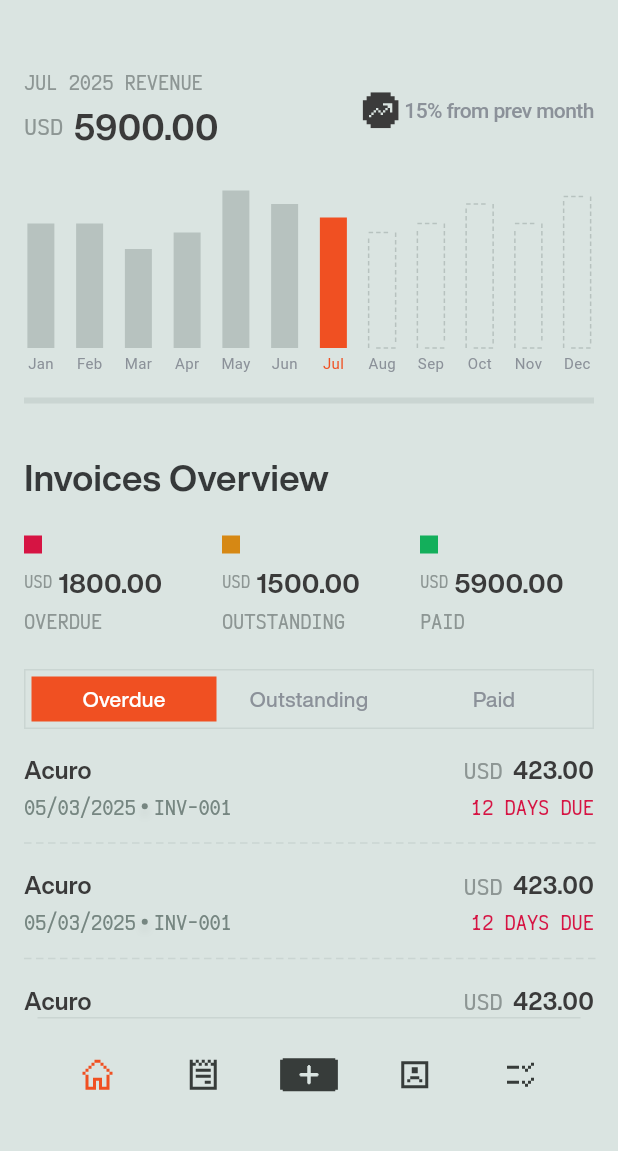
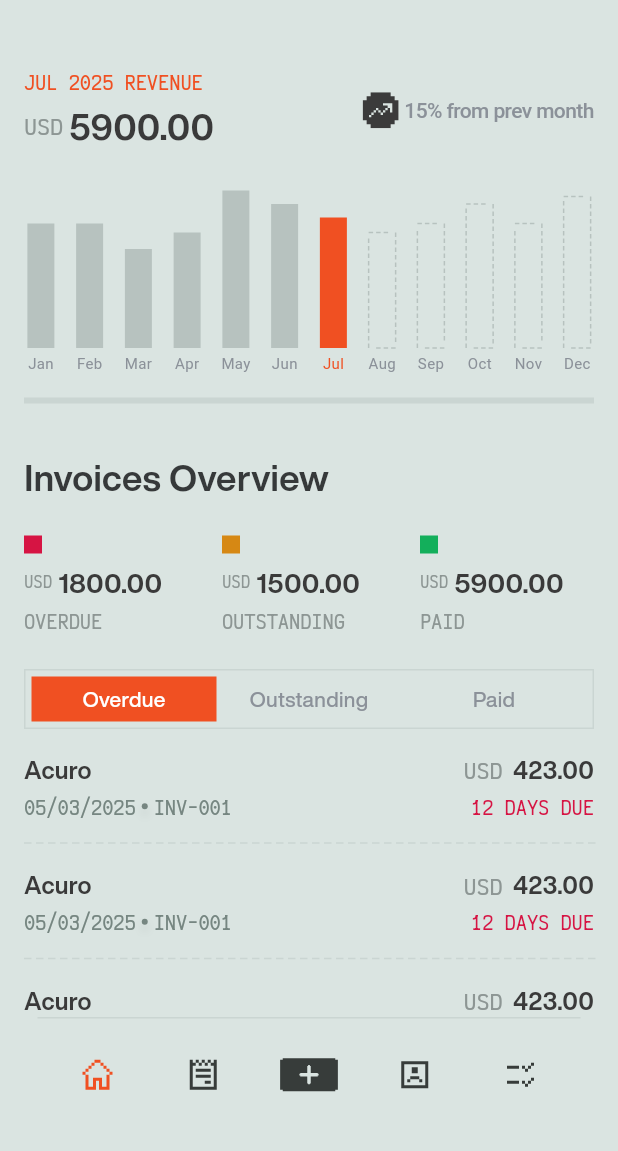
Before and after one commit to felixjoydev/invoiceGenerator, a Flutter app: the HomeScreen screen opened directly, on a phone screen of 412 x 824 dp, the part 69-1220 px from its top. Run offline on Flutter 3.47's test engine with Material 3 defaults, Android fonts, the phone set to English and light mode, and no system bars; our stand-ins replace flutter_riverpod, flutter_svg, supabase_flutter; accounts and stored records are empty; Roboto replaces fonts that are missing (Aeonik, HelveticaNowDisplay).

Commit message:
Update remaining modified files

```diff
--- a/lib/screens/catalog/catalog_list_screen.dart
+++ b/lib/screens/catalog/catalog_list_screen.dart
@@ -207,7 +207,7 @@
             ),
 
             // 32px spacing after TopNav
-            const SizedBox(height: 16),
+            const SizedBox(height: 8),
 
             // Search Input
             Padding(
--- a/lib/screens/home/first_time_home_screen.dart
+++ b/lib/screens/home/first_time_home_screen.dart
@@ -111,7 +111,7 @@
           ),
 
           // 40px spacing above bottom nav
-          const SizedBox(height: 40),
+          const SizedBox(height: 24),
 
           // Bottom navigation
           BottomNav(
--- a/lib/screens/onboarding/company_basic_details_screen.dart
+++ b/lib/screens/onboarding/company_basic_details_screen.dart
@@ -39,7 +39,7 @@
             // Top Navigation with Carousel Dots
             Stack(
               children: [
-                const TopNav(),
+                const TopNav(showLogo: false),
                 Positioned.fill(
                   child: Padding(
                     padding: const EdgeInsets.only(top: 0.0),
--- a/lib/widgets/cards/RevenueCard.dart
+++ b/lib/widgets/cards/RevenueCard.dart
@@ -29,7 +29,7 @@
                           fontFamily: 'Victor Mono',
                           fontWeight: FontWeight.bold,
                           fontSize: 12,
-                          color: Color(0xFF8D9694),
+                          color: Color(0xFFF05022),
                         ),
                       ),
                       SizedBox(height: 4),
@@ -44,7 +44,7 @@
                               fontWeight: FontWeight.bold,
                             ),
                           ),
-                          SizedBox(width: 7),
+                          SizedBox(width: 4),
                           Text(
                             '5900.00',
                             style: TextStyle(
--- a/lib/widgets/navigation/top_nav.dart
+++ b/lib/widgets/navigation/top_nav.dart
@@ -24,8 +24,14 @@
 class TopNav extends StatelessWidget {
   final VoidCallback? onLogoPressed;
   final VoidCallback? onSettingsPressed;
+  final bool showLogo;
 
-  const TopNav({super.key, this.onLogoPressed, this.onSettingsPressed});
+  const TopNav({
+    super.key,
+    this.onLogoPressed,
+    this.onSettingsPressed,
+    this.showLogo = true,
+  });
 
   @override
   Widget build(BuildContext context) {
@@ -34,6 +40,7 @@
         mainAxisAlignment: MainAxisAlignment.spaceBetween,
         children: [
           // Logo on the left (clickable for theme change)
+          if (showLogo)
             GestureDetector(
               onTap: onLogoPressed,
               child: SvgPicture.asset(
@@ -42,8 +49,9 @@
                 height: 32,
                 // No color filter to preserve original colors
               ),
-          ),
-
+            )
+          else
+            const SizedBox(width: 32), // Empty space when logo is hidden
           // Settings icon on the right (clickable for settings)
           GestureDetector(
             onTap: onSettingsPressed,
```
Lines whose indentation alone changed are shown as unchanged.
